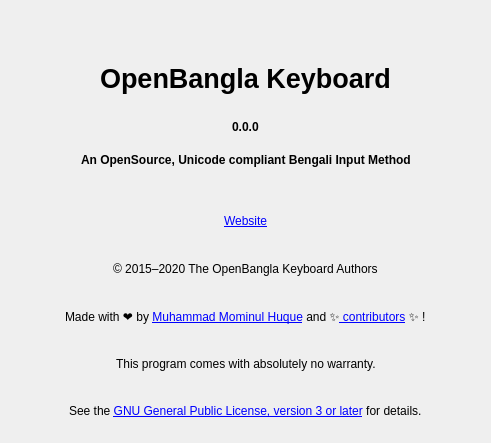
Old version of the form src/frontend/AboutDialog.ui in the repository OpenBangla/OpenBangla-Keyboard.
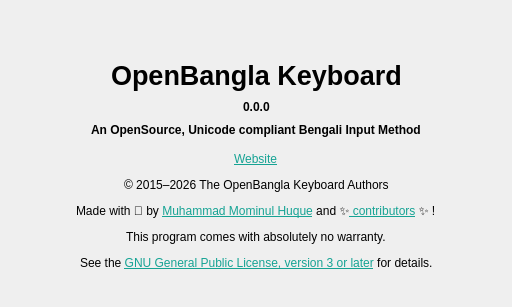
New version of the form. Icons and pictures are not drawn.

Commit message: Style the About Dialog

```diff
--- a/src/frontend/AboutDialog.ui
+++ b/src/frontend/AboutDialog.ui
@@ -18,6 +18,39 @@
     <normaloff>:/images/OpenBangla-Keyboard.png</normaloff>:/images/OpenBangla-Keyboard.png</iconset>
   </property>
   <layout class="QVBoxLayout" name="verticalLayout">
+   <property name="sizeConstraint">
+    <enum>QLayout::SizeConstraint::SetFixedSize</enum>
+   </property>
+   <property name="leftMargin">
+    <number>16</number>
+   </property>
+   <property name="topMargin">
+    <number>16</number>
+   </property>
+   <property name="rightMargin">
+    <number>16</number>
+   </property>
+   <property name="bottomMargin">
+    <number>16</number>
+   </property>
+   <item>
+    <widget class="QFrame" name="card">
+     <property name="role" stdset="0">
+      <string>card</string>
+     </property>
+     <layout class="QVBoxLayout" name="cardLayout">
+      <property name="leftMargin">
+       <number>20</number>
+      </property>
+      <property name="topMargin">
+       <number>18</number>
+      </property>
+      <property name="rightMargin">
+       <number>20</number>
+      </property>
+      <property name="bottomMargin">
+       <number>18</number>
+      </property>
    <item>
     <layout class="QHBoxLayout" name="horizontalLayout">
      <item>
@@ -199,7 +232,7 @@
      <item>
       <widget class="QLabel" name="lblWebsite">
        <property name="text">
-        <string>&lt;html&gt;&lt;head/&gt;&lt;body&gt;&lt;p&gt;&lt;a href=&quot;https://openbangla.github.io/&quot;&gt;&lt;span style=&quot; text-decoration: underline; color:#0000ff;&quot;&gt;Website&lt;/span&gt;&lt;/a&gt;&lt;/p&gt;&lt;/body&gt;&lt;/html&gt;</string>
+           <string>&lt;html&gt;&lt;head/&gt;&lt;body&gt;&lt;p&gt;&lt;a href=&quot;https://openbangla.org/&quot;&gt;&lt;span style=&quot; text-decoration: underline; color:#16a394;&quot;&gt;Website&lt;/span&gt;&lt;/a&gt;&lt;/p&gt;&lt;/body&gt;&lt;/html&gt;</string>
        </property>
       </widget>
      </item>
@@ -236,7 +269,7 @@
      <item>
       <widget class="QLabel" name="label_5">
        <property name="text">
-        <string>&lt;html&gt;&lt;head/&gt;&lt;body&gt;&lt;p&gt;© 2015–2020 The OpenBangla Keyboard Authors&lt;/p&gt;&lt;/body&gt;&lt;/html&gt;</string>
+           <string>&lt;html&gt;&lt;head/&gt;&lt;body&gt;&lt;p&gt;© 2015–2026 The OpenBangla Keyboard Authors&lt;/p&gt;&lt;/body&gt;&lt;/html&gt;</string>
        </property>
       </widget>
      </item>
@@ -273,7 +306,7 @@
      <item>
       <widget class="QLabel" name="lblContrib">
        <property name="text">
-        <string>&lt;html&gt;&lt;head/&gt;&lt;body&gt;&lt;p&gt;Made with ❤️ by &lt;a href=&quot;https://github.com/mominul&quot;&gt;&lt;span style=&quot; text-decoration: underline; color:#0000ff;&quot;&gt;Muhammad Mominul Huque&lt;/span&gt;&lt;/a&gt; and ✨&lt;a href=&quot;https://github.com/OpenBangla/OpenBangla-Keyboard/graphs/contributors&quot;&gt;&lt;span style=&quot; text-decoration: underline; color:#0000ff;&quot;&gt; contributors&lt;/span&gt;&lt;/a&gt; ✨ !&lt;/p&gt;&lt;/body&gt;&lt;/html&gt;</string>
+           <string>&lt;html&gt;&lt;head/&gt;&lt;body&gt;&lt;p&gt;Made with 💖 by &lt;a href=&quot;https://github.com/mominul&quot;&gt;&lt;span style=&quot; text-decoration: underline; color:#16a394;&quot;&gt;Muhammad Mominul Huque&lt;/span&gt;&lt;/a&gt; and ✨&lt;a href=&quot;https://github.com/OpenBangla/OpenBangla-Keyboard/graphs/contributors&quot;&gt;&lt;span style=&quot; text-decoration: underline; color:#16a394;&quot;&gt; contributors&lt;/span&gt;&lt;/a&gt; ✨ !&lt;/p&gt;&lt;/body&gt;&lt;/html&gt;</string>
        </property>
       </widget>
      </item>
@@ -347,7 +380,7 @@
      <item>
       <widget class="QLabel" name="lblLicense">
        <property name="text">
-        <string>&lt;html&gt;&lt;head/&gt;&lt;body&gt;&lt;p&gt;&lt;span style=&quot; font-size:9pt;&quot;&gt;See the &lt;/span&gt;&lt;a href=&quot;https://www.gnu.org/licenses/gpl-3.0.html&quot;&gt;&lt;span style=&quot; font-size:9pt; text-decoration: underline; color:#0000ff;&quot;&gt;GNU General Public License, version 3 or later&lt;/span&gt;&lt;/a&gt;&lt;span style=&quot; font-size:9pt;&quot;&gt; for details.&lt;/span&gt;&lt;/p&gt;&lt;/body&gt;&lt;/html&gt;</string>
+           <string>&lt;html&gt;&lt;head/&gt;&lt;body&gt;&lt;p&gt;&lt;span style=&quot; font-size:9pt;&quot;&gt;See the &lt;/span&gt;&lt;a href=&quot;https://www.gnu.org/licenses/gpl-3.0.html&quot;&gt;&lt;span style=&quot; font-size:9pt; text-decoration: underline; color:#16a394;&quot;&gt;GNU General Public License, version 3 or later&lt;/span&gt;&lt;/a&gt;&lt;span style=&quot; font-size:9pt;&quot;&gt; for details.&lt;/span&gt;&lt;/p&gt;&lt;/body&gt;&lt;/html&gt;</string>
        </property>
       </widget>
      </item>
@@ -365,6 +398,9 @@
       </spacer>
      </item>
     </layout>
+      </item>
+     </layout>
+    </widget>
    </item>
   </layout>
  </widget>
```
Lines whose indentation alone changed are shown as unchanged. The commit also changes 5 other files.
